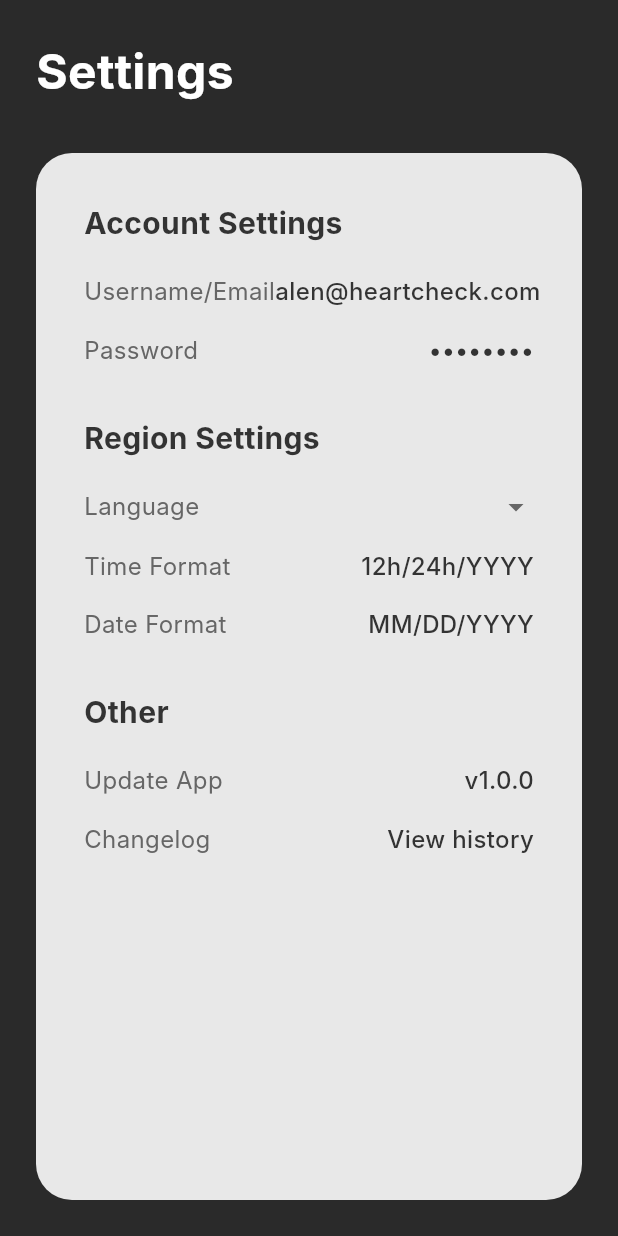
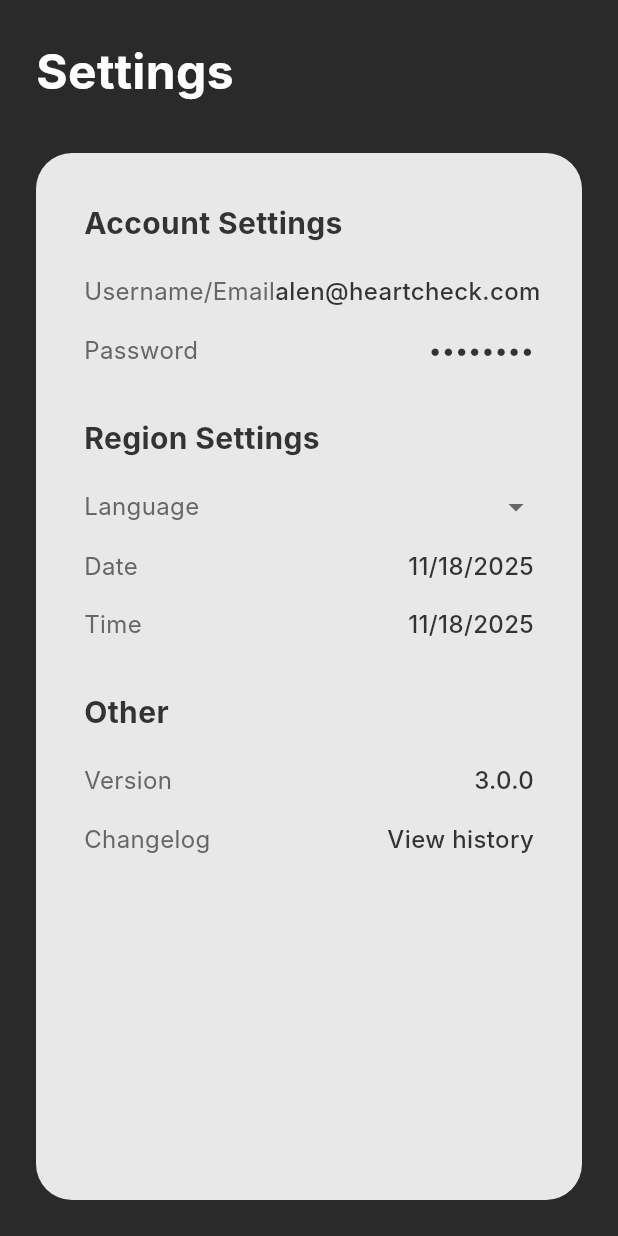
Before and after one commit to joalen/HeartCheck, a Flutter app: the SettingsScreen widget shown alone on an empty page, opened directly, on a phone screen of 412 x 824 dp. Run offline on Flutter 3.47's test engine with Material 3 defaults, Android fonts, the phone set to English and light mode, and no system bars; our stand-ins replace flutter_markdown, package_info_plus, pdf, printing; missing offline and left inert: language_code, version; Roboto replaces fonts that are missing (Inter).

Commit message:
Add date/time pickers + version update + changelog
- added the date/time pickers for the date/time options (if the user so desires); this defaults to the system locale
- added version update that checks GitHub to see if there is a new release (or tag) incoming. The logic is not yet built for the "yes" option (marked as a TODO)
- added changelog viewing that'll come bundled within every new HeartCheck release with Markdown support enabled (since I do like to write things in Markdown -- kind of a GitHub quirk)
- renamed from editable_setting_item.dart to now interactive_components.dart since this can be used in any window being made for HeartCheck

```diff
--- a/application/heartcheck_desktop/lib/actions/editable_setting_item.dart
+++ b/application/heartcheck_desktop/lib/actions/interactive_components.dart
@@ -105,30 +105,36 @@ Widget buildDropdownSettingItem(String label, ValueNotifier<String> selectedLang
             color: Color(0xFF666666),
           ),
         ),
+
         ValueListenableBuilder<String>(
           valueListenable: selectedLanguageNotifier,
           builder: (context, value, child) {
             return DropdownButton<String>(
               value: value,
+              isDense: true,
+              underline: const SizedBox(),
               dropdownColor: Colors.grey[200],
-              isDense: true,
               icon: const Icon(Icons.arrow_drop_down, color: Color(0xFF666666)),
-              iconSize: 24,
-              items: LanguageCodes.values
-                .map((lang) => DropdownMenuItem(
-                  value: lang.code,
-                  child: Text(lang.englishName, overflow: TextOverflow.ellipsis,),
-                )).toList(),
-              onChanged: (newValue) {
-                selectedLanguageNotifier.value = newValue!;
-              },
-              underline: const SizedBox(),
+
               style: const TextStyle(
                 fontSize: 16,
                 color: Color(0xFF333333),
                 fontWeight: FontWeight.w500,
+              ),
 
-              ),
+              items: LanguageCodes.values.map((lang) {
+                return DropdownMenuItem(
+                  value: lang.code,
+                  child: Text(
+                    lang.englishName,
+                    overflow: TextOverflow.ellipsis,
+                  ),
+                );
+              }).toList(),
+
+              onChanged: (newValue) {
+                selectedLanguageNotifier.value = newValue!;
+              },
             );
           },
         ),
@@ -136,3 +142,88 @@ Widget buildDropdownSettingItem(String label, ValueNotifier<String> selectedLang
     ),
   );
 }
+
+Widget buildDateTimePickerItem(String label, String value, VoidCallback onTap) {
+  return InkWell(
+    onTap: onTap,
+    child: Padding(
+      padding: const EdgeInsets.symmetric(vertical: 8),
+      child: Row(
+        mainAxisAlignment: MainAxisAlignment.spaceBetween,
+        children: [
+          Text(
+            label,
+            style: const TextStyle(
+              fontSize: 16,
+              color: Color(0xFF666666),
+            ),
+          ),
+          Text(
+            value,
+            style: const TextStyle(
+              fontSize: 16,
+              color: Color(0xFF333333),
+              fontWeight: FontWeight.w500,
+            ),
+          ),
+        ],
+      ),
+    ),
+  );
+}
+
+Widget buildTapItem(String label, String value, Future<void> Function() onTap)
+{
+    return InkWell(
+    onTap: onTap,
+    child: Padding(
+      padding: const EdgeInsets.symmetric(vertical: 8),
+      child: Row(
+        mainAxisAlignment: MainAxisAlignment.spaceBetween,
+        children: [
+          Text(
+            label,
+            style: const TextStyle(
+              fontSize: 16,
+              color: Color(0xFF666666),
+            ),
+          ),
+          Text(
+            value,
+            style: const TextStyle(
+              fontSize: 16,
+              color: Color(0xFF333333),
+              fontWeight: FontWeight.w500,
+            ),
+          ),
+        ],
+      ),
+    ),
+  );
+}
+
+  Widget buildTextItem(String label, String value) {
+    return Padding(
+      padding: const EdgeInsets.symmetric(vertical: 8),
+      child: Row(
+        mainAxisAlignment: MainAxisAlignment.spaceBetween,
+        children: [
+          Text(
+            label,
+            style: const TextStyle(
+              fontSize: 16,
+              color: Color(0xFF666666),
+            ),
+          ),
+          Text(
+            value,
+            style: const TextStyle(
+              fontSize: 16,
+              color: Color(0xFF333333),
+              fontWeight: FontWeight.w500,
+            ),
+          ),
+        ],
+      ),
+    );
+  }
--- a/application/heartcheck_desktop/lib/main.dart
+++ b/application/heartcheck_desktop/lib/main.dart
@@ -42,7 +42,7 @@ class _MainLayoutState extends State<MainLayout> {
 
   final List<Widget> screens = [
     const DashboardScreen(),
-    const SettingsScreen(),
+    SettingsScreen(),
     const SupportScreen(),
   ];
 
--- a/application/heartcheck_desktop/lib/windows/settings.dart
+++ b/application/heartcheck_desktop/lib/windows/settings.dart
@@ -1,13 +1,46 @@
 import 'package:flutter/material.dart';
-import 'package:heartcheck_desktop/actions/editable_setting_item.dart';
+import 'package:heartcheck_desktop/actions/apiservices.dart';
+import 'package:heartcheck_desktop/actions/interactive_components.dart';
+import 'package:intl/intl.dart';
+import 'package:version/version.dart';
+import 'package:package_info_plus/package_info_plus.dart';
+import 'package:flutter/services.dart' show rootBundle;
+import 'package:flutter_markdown/flutter_markdown.dart';
 
-String getLanguage(BuildContext context) {
-  return Localizations.localeOf(context).languageCode;
+Future<String> retrieveAppVersion() async
+{
+  return (await PackageInfo.fromPlatform()).version;
 }
 
+Future<String> loadChangelog() async {
+  return await rootBundle.loadString('assets/changelog.md');
+}
 
-class SettingsScreen extends StatelessWidget {
-  const SettingsScreen({super.key});
+class SettingsScreen extends StatefulWidget {
+  @override
+  _SettingsPageState createState() => _SettingsPageState();
+}
+
+class _SettingsPageState extends State<SettingsScreen>
+{
+  DateTime _selectedDate = DateTime.now();
+  TimeOfDay _selectedTime = TimeOfDay.now();
+  String _version = "Loading...";
+
+  @override
+  void initState()
+  {
+    super.initState();
+    _loadVersion();
+  }
+
+  Future<void> _loadVersion() async
+  {
+    final version = await retrieveAppVersion();
+    setState(() {
+      _version = version;
+    });
+  }
 
   @override
   Widget build(BuildContext context) {
@@ -56,13 +89,95 @@ class SettingsScreen extends StatelessWidget {
                   const SizedBox(height: 24),
                   _buildSettingSection('Region Settings', [
                     buildDropdownSettingItem('Language', selectedLanguageNotifier),
-                    _buildSettingItem('Time Format', '12h/24h/YYYY'),
-                    _buildSettingItem('Date Format', 'MM/DD/YYYY'),
+                    buildDateTimePickerItem(
+                      "Date",
+                       DateFormat.yMd().format(_selectedDate),
+                       () async {
+                        final picked = await showDatePicker(
+                          context: context,
+                          firstDate: DateTime(1970),
+                          lastDate: DateTime(2100)
+                          );
+
+                          if (picked != null)
+                          {
+                            setState(() => _selectedDate = picked);
+                          }
+                       }
+                    ),
+                    buildDateTimePickerItem(
+                      "Time",
+                       DateFormat.yMd().format(_selectedDate),
+                       () async {
+                        final picked = await showTimePicker(
+                          context: context,
+                          initialTime: _selectedTime,
+                          );
+
+                          if (picked != null)
+                          {
+                            setState(() => _selectedTime = picked);
+                          }
+                       }
+                    ),
                   ]),
                   const SizedBox(height: 24),
                   _buildSettingSection('Other', [
-                    _buildSettingItem('Update App', 'v1.0.0'),
-                    _buildSettingItem('Changelog', 'View history'),
+                    // Update functionality
+                    buildTapItem(
+                      "Version",
+                      _version,
+                      () async
+                      {
+                        final latest = await fetchLatestGitHubTag();
+
+                        if (latest == null)
+                        {
+                          ScaffoldMessenger.of(context).showSnackBar(
+                            const SnackBar(content: Text("Unable to check for updates"))
+                          );
+
+                          return;
+                        }
+
+                        if (Version.parse(latest) > Version.parse(_version))
+                        {
+                          showDialog(
+                            context: context,
+                            builder: (_) => AlertDialog(
+                                title: const Text("Update available"),
+                                content: Text("A new version ($latest) is available to install! Want to install?"),
+                                actions: [
+                                  TextButton(onPressed: () => Navigator.pop(context), child: const Text("Yes")), // TODO: implement installer feature
+                                  TextButton(onPressed: () => Navigator.pop(context), child: const Text("No"))
+                                ],
+                              )
+                            );
+                        } else {
+                          ScaffoldMessenger.of(context).showSnackBar(
+                            const SnackBar(content: Text("You're on the latest version!")),
+                          );
+                        }
+
+                      }),
+                      buildTapItem(
+                        'Changelog',
+                        'View history',
+                         () async {
+                          final changelog = await loadChangelog();
+                          showDialog(
+                            context: context,
+                            builder: (_) => AlertDialog(
+                              title: const Text("Changelog"),
+                              content: SizedBox(
+                                width: double.maxFinite,
+                                child: Markdown(data: changelog),
+                              ),
+                              actions: [TextButton(onPressed: () => Navigator.pop(context), child: const Text("Close"))],
+                            ),
+                          );
+                        },
+                      )
                   ]),
                 ],
               ),
@@ -90,30 +205,4 @@ class SettingsScreen extends StatelessWidget {
       ],
     );
   }
-
-  Widget _buildSettingItem(String label, String value) {
-    return Padding(
-      padding: const EdgeInsets.symmetric(vertical: 8),
-      child: Row(
-        mainAxisAlignment: MainAxisAlignment.spaceBetween,
-        children: [
-          Text(
-            label,
-            style: const TextStyle(
-              fontSize: 16,
-              color: Color(0xFF666666),
-            ),
-          ),
-          Text(
-            value,
-            style: const TextStyle(
-              fontSize: 16,
-              color: Color(0xFF333333),
-              fontWeight: FontWeight.w500,
-            ),
-          ),
-        ],
-      ),
-    );
-  }
 }
```
Also changed, not shown: application/heartcheck_desktop/lib/actions/apiservices.dart (added, +14 -0 lines), application/heartcheck_desktop/pubspec.yaml (+8 -1 lines), application/heartcheck_desktop/pubspec.lock, 2 other files.
